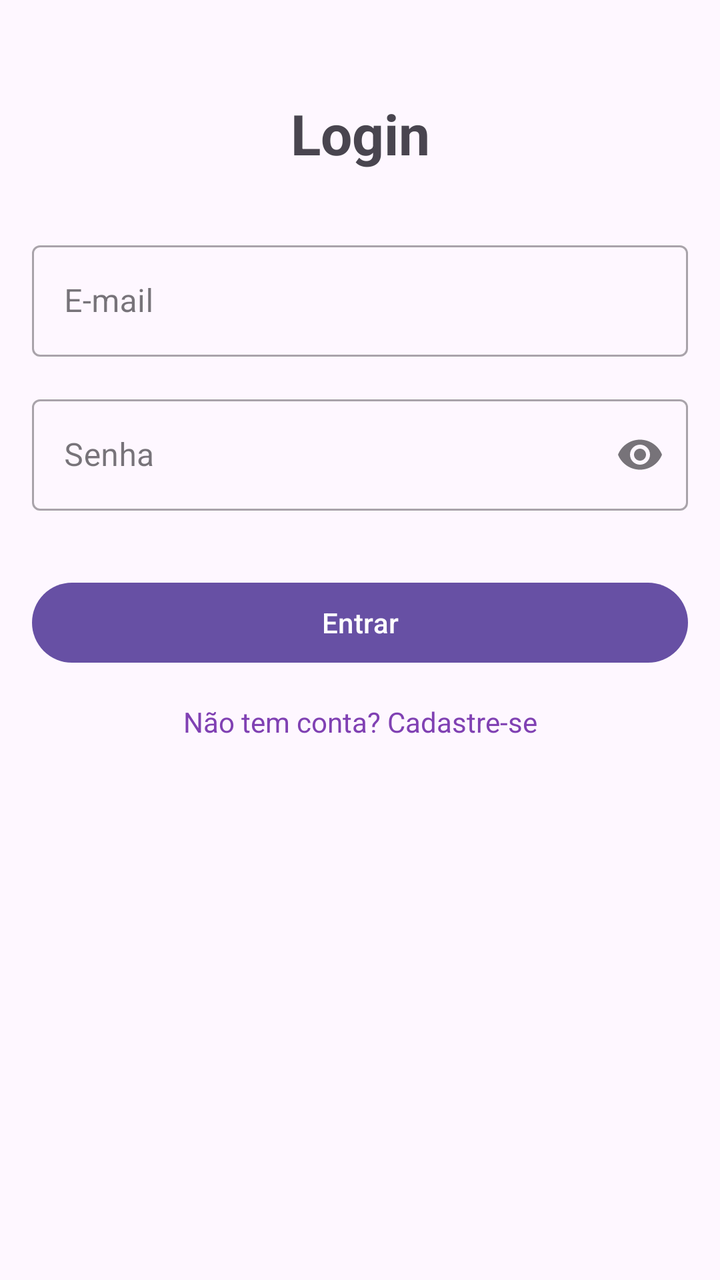
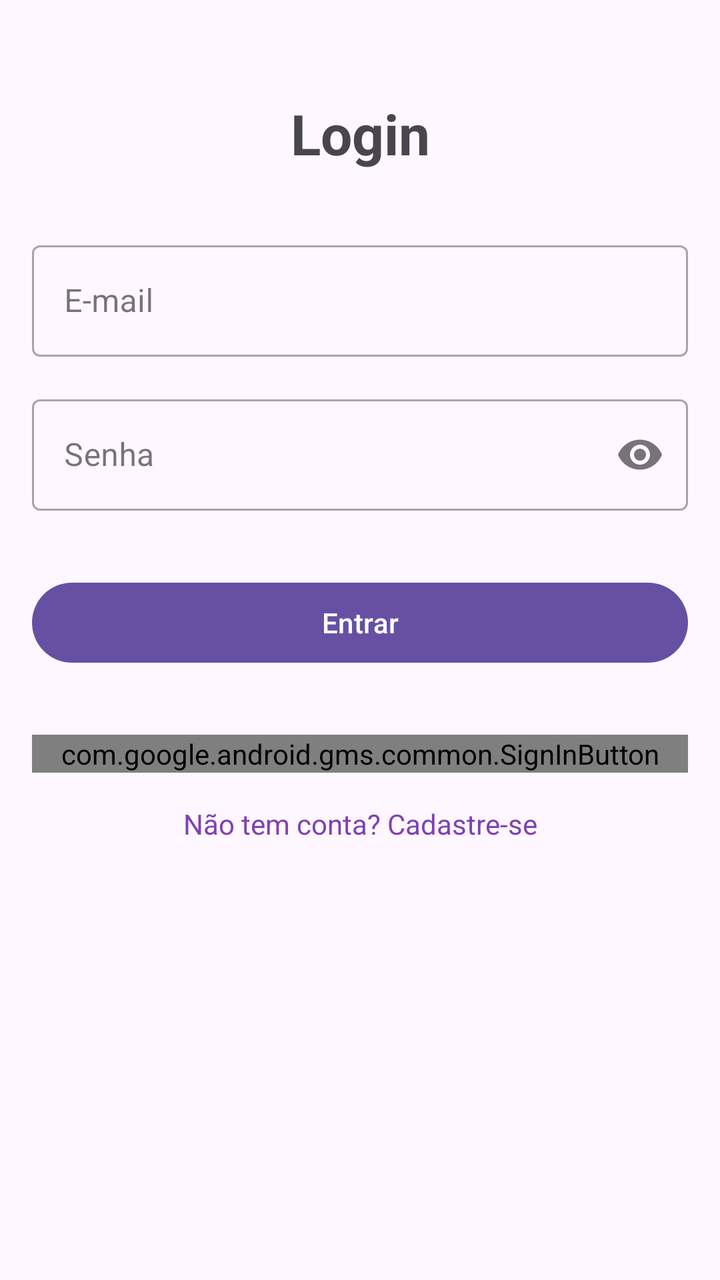

Two renders of the same Android screen: before a commit and after it. Below are the layout's source before the change and the commit's diff.
<!-- AndroidManifest.xml: application theme Theme.FirebaseAuthApp -->
<!-- res/layout/activity_login.xml -->
<?xml version="1.0" encoding="utf-8"?>
<ScrollView xmlns:android="http://schemas.android.com/apk/res/android"
    xmlns:app="http://schemas.android.com/apk/res-auto"
    xmlns:tools="http://schemas.android.com/tools"
    android:layout_width="match_parent"
    android:layout_height="match_parent"
    android:padding="16dp">

    <androidx.constraintlayout.widget.ConstraintLayout
        android:layout_width="match_parent"
        android:layout_height="wrap_content"
        tools:context=".ui.login.LoginActivity">

        <TextView
            android:id="@+id/tvTitle"
            android:layout_width="wrap_content"
            android:layout_height="wrap_content"
            android:text="Login"
            android:textSize="28sp"
            android:textStyle="bold"
            app:layout_constraintEnd_toEndOf="parent"
            app:layout_constraintStart_toStartOf="parent"
            app:layout_constraintTop_toTopOf="parent"
            android:layout_marginTop="32dp" />

        <com.google.android.material.textfield.TextInputLayout
            android:id="@+id/tilEmail"
            style="@style/Widget.MaterialComponents.TextInputLayout.OutlinedBox"
            android:layout_width="0dp"
            android:layout_height="wrap_content"
            android:layout_marginTop="32dp"
            android:hint="E-mail"
            app:layout_constraintEnd_toEndOf="parent"
            app:layout_constraintStart_toStartOf="parent"
            app:layout_constraintTop_toBottomOf="@+id/tvTitle">

            <com.google.android.material.textfield.TextInputEditText
                android:id="@+id/etEmail"
                android:layout_width="match_parent"
                android:layout_height="wrap_content"
                android:inputType="textEmailAddress"
                android:importantForAutofill="no" />
        </com.google.android.material.textfield.TextInputLayout>

        <com.google.android.material.textfield.TextInputLayout
            android:id="@+id/tilPassword"
            style="@style/Widget.MaterialComponents.TextInputLayout.OutlinedBox"
            android:layout_width="0dp"
            android:layout_height="wrap_content"
            android:layout_marginTop="16dp"
            android:hint="Senha"
            app:layout_constraintEnd_toEndOf="parent"
            app:layout_constraintStart_toStartOf="parent"
            app:layout_constraintTop_toBottomOf="@+id/tilEmail"
            app:endIconMode="password_toggle">

            <com.google.android.material.textfield.TextInputEditText
                android:id="@+id/etPassword"
                android:layout_width="match_parent"
                android:layout_height="wrap_content"
                android:inputType="textPassword"
                android:importantForAutofill="no" />
        </com.google.android.material.textfield.TextInputLayout>

        <Button
            android:id="@+id/btnLogin"
            android:layout_width="0dp"
            android:layout_height="wrap_content"
            android:layout_marginTop="32dp"
            android:text="Entrar"
            app:layout_constraintEnd_toEndOf="parent"
            app:layout_constraintStart_toStartOf="parent"
            app:layout_constraintTop_toBottomOf="@+id/tilPassword" />

        <TextView
            android:id="@+id/tvRegister"
            android:layout_width="wrap_content"
            android:layout_height="wrap_content"
            android:layout_marginTop="16dp"
            android:text="Não tem conta? Cadastre-se"
            android:textColor="@color/purple_500"
            app:layout_constraintEnd_toEndOf="parent"
            app:layout_constraintStart_toStartOf="parent"
            app:layout_constraintTop_toBottomOf="@+id/btnLogin" />

        <ProgressBar
            android:id="@+id/progressBar"
            android:layout_width="wrap_content"
            android:layout_height="wrap_content"
            android:visibility="gone"
            app:layout_constraintBottom_toBottomOf="parent"
            app:layout_constraintEnd_toEndOf="parent"
            app:layout_constraintStart_toStartOf="parent"
            app:layout_constraintTop_toTopOf="parent" />

    </androidx.constraintlayout.widget.ConstraintLayout>
</ScrollView>
<!-- resources referenced by this layout -->
<resources>
  <color name="purple_500">#8041B3</color>
  <style name="Theme.FirebaseAuthApp" parent="Base.Theme.FirebaseAuthApp" />
  <style name="Base.Theme.FirebaseAuthApp" parent="Theme.Material3.DayNight.NoActionBar">
          
          
      </style>
</resources>

<!-- the commit's change to res/layout/activity_login.xml (unified diff, before → after) -->
@@ -72,6 +72,16 @@
             app:layout_constraintStart_toStartOf="parent"
             app:layout_constraintTop_toBottomOf="@+id/tilPassword" />
 
+        <com.google.android.gms.common.SignInButton
+            android:id="@+id/btnGoogleLogin"
+            android:layout_width="0dp"
+            android:layout_height="wrap_content"
+            android:layout_marginTop="32dp"
+            android:text="Entrar"
+            app:layout_constraintEnd_toEndOf="parent"
+            app:layout_constraintStart_toStartOf="parent"
+            app:layout_constraintTop_toBottomOf="@+id/btnLogin" />
+
         <TextView
             android:id="@+id/tvRegister"
             android:layout_width="wrap_content"
@@ -81,7 +91,7 @@
             android:textColor="@color/purple_500"
             app:layout_constraintEnd_toEndOf="parent"
             app:layout_constraintStart_toStartOf="parent"
-            app:layout_constraintTop_toBottomOf="@+id/btnLogin" />
+            app:layout_constraintTop_toBottomOf="@+id/btnGoogleLogin" />
 
         <ProgressBar
             android:id="@+id/progressBar"
